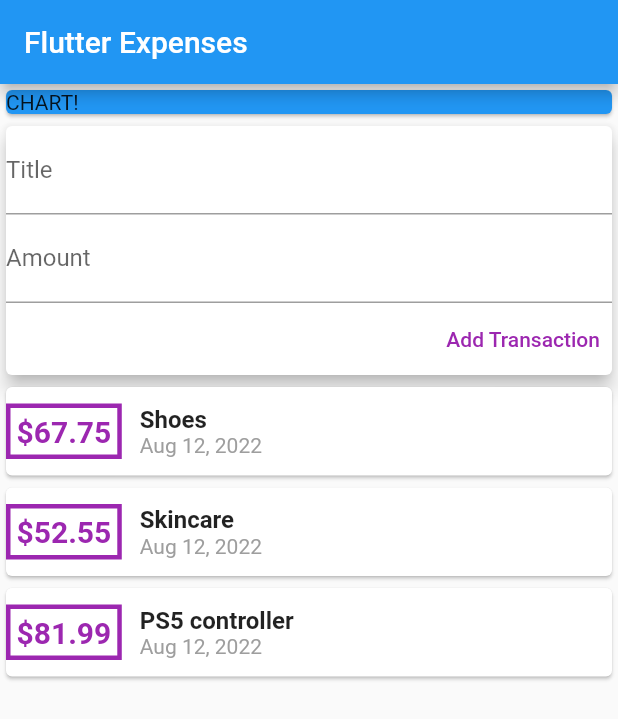
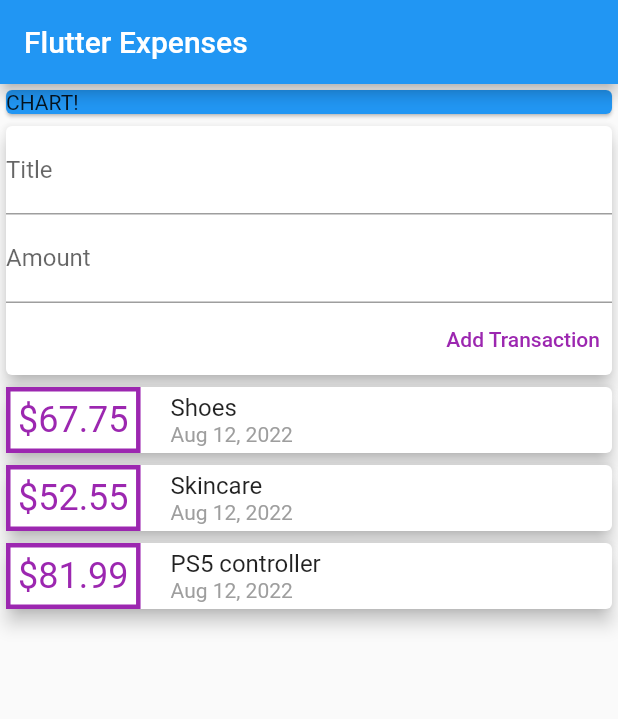
Before and after one commit to soulandbone/myexpenses_app, a Flutter app: the screen it shows after launch, on a phone screen of 412 x 824 dp. Shown: the top 719 px of the screen. Run offline on Flutter 3.47's test engine with Material 2 defaults, Android fonts, the phone set to English and light mode, and no system bars.

Commit message:
Now the logic goes using mapping, so deleted the transaction card, to be same as tutorial, this is the base previous to reordering the widgets

```diff
--- a/lib/main.dart
+++ b/lib/main.dart
@@ -1,6 +1,6 @@
 import 'package:flutter/material.dart';
 
-import './transaction_card.dart';
+import 'package:intl/intl.dart';
 import '/models/transaction.dart';
 
 void main() {
@@ -83,17 +83,49 @@ class MyHomePage extends StatelessWidget {
               ],
             ),
           ),
-          Expanded(
-              child: ListView.builder(
-                  itemCount: transactions.length,
-                  itemBuilder: (BuildContext context, int index) {
-                    return TransactionCard(
-                      id: transactions[index].id,
-                      amount: transactions[index].amount,
-                      text: transactions[index].text,
-                      date: transactions[index].date,
-                    );
-                  }))
+          Column(
+            children: transactions.map((tx) {
+              return Card(
+                  elevation: 5,
+                  child: Row(
+                    children: [
+                      Column(
+                        children: [
+                          Container(
+                            padding: EdgeInsets.all(5),
+                            decoration: BoxDecoration(
+                                border:
+                                    Border.all(color: Colors.purple, width: 3)),
+                            child: Text(
+                              '\$${tx.amount}',
+                              style:
+                                  TextStyle(color: Colors.purple, fontSize: 24),
+                            ),
+                          )
+                        ],
+                      ),
+                      Container(
+                        margin: EdgeInsets.only(left: 20),
+                        child: Column(
+                          crossAxisAlignment: CrossAxisAlignment.start,
+                          children: [
+                            Text(
+                              tx.text,
+                              style: TextStyle(
+                                fontSize: 16,
+                              ),
+                            ),
+                            Text(
+                              DateFormat.yMMMd().format(tx.date),
+                              style: TextStyle(color: Colors.grey),
+                            )
+                          ],
+                        ),
+                      ),
+                    ],
+                  ));
+            }).toList(),
+          )
         ],
       ),
     );
--- a/lib/transaction_card.dart
+++ /dev/null
@@ -1,61 +0,0 @@
-import 'package:flutter/cupertino.dart';
-import 'package:flutter/material.dart';
-import 'package:flutter/painting.dart';
-import 'package:intl/intl.dart';
-
-class TransactionCard extends StatelessWidget {
-  String id;
-  double amount;
-  String text;
-  DateTime date;
-
-  TransactionCard(
-      {required this.amount,
-      required this.text,
-      required this.date,
-      required this.id});
-
-  @override
-  Widget build(BuildContext context) {
-    return Card(
-      child: Row(
-        children: [
-          Column(children: [
-            Container(
-                padding: EdgeInsets.all(4),
-                decoration: BoxDecoration(
-                  border: Border.all(
-                    width: 3,
-                    color: Colors.purple,
-                  ),
-                ),
-                child: Text(
-                  '\$${amount.toString()}',
-                  style: TextStyle(
-                    fontSize: 20,
-                    color: Colors.purple,
-                    fontWeight: FontWeight.bold,
-                  ),
-                )),
-          ]),
-          Container(
-            padding: const EdgeInsets.all(12),
-            child: Column(
-              crossAxisAlignment: CrossAxisAlignment.start,
-              children: [
-                Text(
-                  text,
-                  style: TextStyle(fontSize: 16, fontWeight: FontWeight.bold),
-                ),
-                Text(
-                  DateFormat.yMMMd().format(date),
-                  style: TextStyle(fontSize: 14, color: Colors.grey),
-                ),
-              ],
-            ),
-          ),
-        ],
-      ),
-    );
-  }
-}
```
